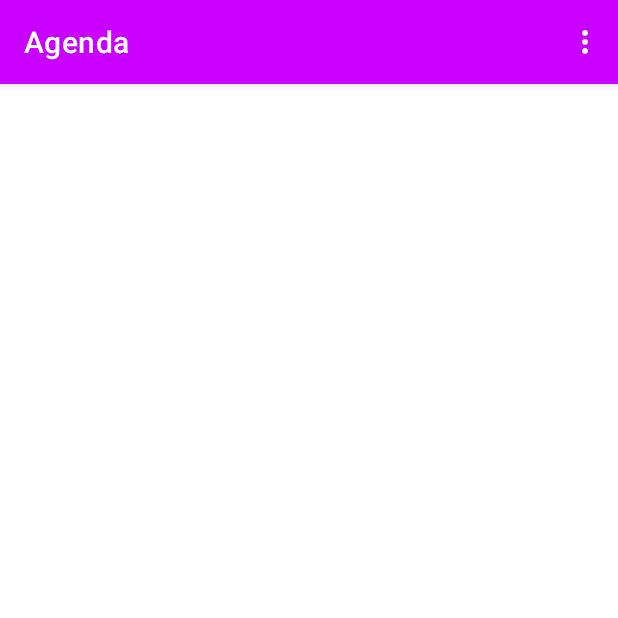
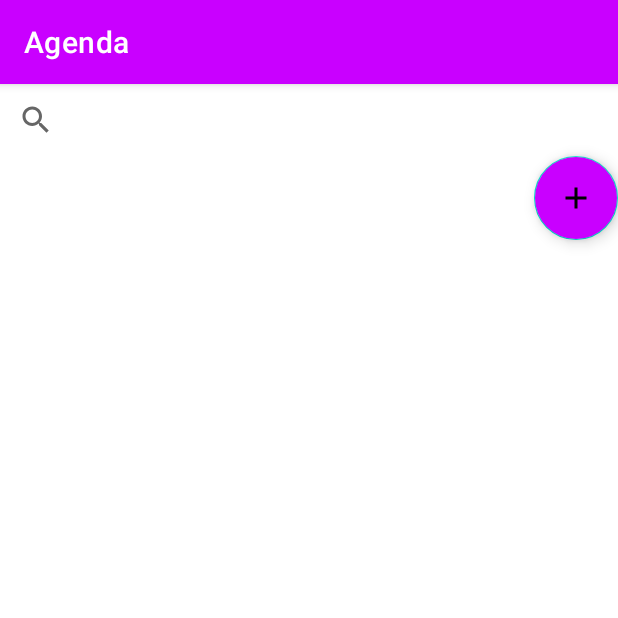
Before and after one commit to davvnovvo/Agenda, an Android app: the screen it shows after launch (MainActivity), on a phone screen of 412 x 824 dp, the top half of it. Run offline under Robolectric (Android 15) with nearby library versions, the phone set to English and light mode, and no system bars.

Commit message:
Initial Commit

```diff
--- a/app/src/main/java/com/example/agenda/MainActivity.java
+++ b/app/src/main/java/com/example/agenda/MainActivity.java
@@ -4,30 +4,41 @@ import androidx.appcompat.app.AppCompatActivity;
 import androidx.recyclerview.widget.LinearLayoutManager;
 import androidx.recyclerview.widget.RecyclerView;
 
+import android.annotation.SuppressLint;
 import android.content.Intent;
 import android.os.Bundle;
 import android.view.Menu;
 import android.view.MenuInflater;
 import android.view.MenuItem;
+import android.view.View;
+import android.widget.SearchView;
 
 import com.adaptadores.ListaContactosAdapter;
 import com.db.DbContactos;
 import com.entidades.Contactos;
 import com.example.agenda2.R;
+import com.google.android.material.floatingactionbutton.FloatingActionButton;
 
 
 import java.util.ArrayList;
 
-public class MainActivity extends AppCompatActivity {
+public class MainActivity extends AppCompatActivity implements SearchView.OnQueryTextListener {
 
+    SearchView txtBuscar;
     RecyclerView listaContactos;
     ArrayList<Contactos> listaArrayContactos;
+    ListaContactosAdapter adapter;
+    FloatingActionButton fabNuevo;
+    int id = 0;
 
+    @SuppressLint("MissingInflatedId")
     @Override
     protected void onCreate(Bundle savedInstanceState) {
         super.onCreate(savedInstanceState);
         setContentView(R.layout.activity_main);
 
+        txtBuscar = findViewById(R.id.txtBuscar);
+        fabNuevo = findViewById(R.id.fabNuevo);
         listaContactos = findViewById(R.id.listaContactos);
         listaContactos.setLayoutManager(new LinearLayoutManager(this));
 
@@ -35,8 +46,19 @@ public class MainActivity extends AppCompatActivity {
 
         listaArrayContactos = new ArrayList<>();
 
-        ListaContactosAdapter adapter = new ListaContactosAdapter(dbContactos.mostrarContactos());
+        adapter = new ListaContactosAdapter(dbContactos.mostrarContactos());
         listaContactos.setAdapter(adapter);
+
+        txtBuscar.setOnQueryTextListener(this);
+
+        fabNuevo.setOnClickListener(new View.OnClickListener() {
+            @Override
+            public void onClick(View view) {
+                Intent intent = new Intent(MainActivity.this, NuevoActivity.class);
+                intent.putExtra("ID", id);
+                startActivity(intent);
+            }
+        });
 
     }
 
@@ -46,19 +68,19 @@ public class MainActivity extends AppCompatActivity {
         return true;
     }
 
-    public boolean onOptionsItemSelected(MenuItem item) {
-        switch (item.getItemId()) {
-            case R.id.menuNuevo:
-                nuevoRegistro();
-                return true;
-
-            default:
-                return super.onOptionsItemSelected(item);
-        }
-    }
-
     private void nuevoRegistro() {
         Intent intent = new Intent(MainActivity.this, NuevoActivity.class);
         startActivity(intent);
     }
+
+    @Override
+    public boolean onQueryTextSubmit(String s) {
+        return false;
+    }
+
+    @Override
+    public boolean onQueryTextChange(String s) {
+        adapter.filtrado(s);
+        return false;
+    }
 }
--- /dev/null
+++ b/app/src/main/res/drawable/ic_nuevo_24.xml
@@ -0,0 +1,5 @@
+<vector android:height="24dp" android:tint="#000000"
+    android:viewportHeight="24" android:viewportWidth="24"
+    android:width="24dp" xmlns:android="http://schemas.android.com/apk/res/android">
+    <path android:fillColor="@android:color/white" android:pathData="M19,13h-6v6h-2v-6H5v-2h6V5h2v6h6v2z"/>
+</vector>
--- a/app/src/main/res/layout/activity_main.xml
+++ b/app/src/main/res/layout/activity_main.xml
@@ -1,13 +1,29 @@
 <?xml version="1.0" encoding="utf-8"?>
 <LinearLayout xmlns:android="http://schemas.android.com/apk/res/android"
+    xmlns:app="http://schemas.android.com/apk/res-auto"
     xmlns:tools="http://schemas.android.com/tools"
     android:layout_width="match_parent"
     android:layout_height="match_parent"
     android:orientation="vertical"
     tools:context="com.example.agenda.MainActivity">
 
+    <SearchView
+        android:id="@+id/txtBuscar"
+        android:layout_width="match_parent"
+        android:layout_height="wrap_content" />
+
     <androidx.recyclerview.widget.RecyclerView
         android:id="@+id/listaContactos"
         android:layout_width="match_parent"
         android:layout_height="wrap_content" />
+
+    <com.google.android.material.floatingactionbutton.FloatingActionButton
+        android:id="@+id/fabNuevo"
+        android:layout_width="match_parent"
+        android:layout_height="wrap_content"
+        android:layout_gravity="bottom|end"
+        android:backgroundTint="@color/morado"
+        android:clickable="true"
+        app:srcCompat="@drawable/ic_nuevo_24" />
+
 </LinearLayout>
--- a/app/src/main/res/menu/menu_principal.xml
+++ b/app/src/main/res/menu/menu_principal.xml
@@ -1,7 +1,4 @@
 <?xml version="1.0" encoding="utf-8"?>
 <menu xmlns:android="http://schemas.android.com/apk/res/android">
 
-    <item
-        android:id="@+id/menuNuevo"
-        android:title="@string/menu_nuevo" />
 </menu>
--- a/app/src/main/res/values/strings.xml
+++ b/app/src/main/res/values/strings.xml
@@ -3,5 +3,4 @@
     <string name="hint_nombre">Nombre:</string>
     <string name="hint_telefono">Teléfono:</string>
     <string name="btn_guarda">Guardar Contacto</string>
-    <string name="menu_nuevo">Nuevo Contacto</string>
 </resources>
```
Also changed, not shown: app/src/main/java/com/adaptadores/ListaContactosAdapter.java (+28 -0 lines), app/src/main/res/drawable-v24/lupa.png (added).
